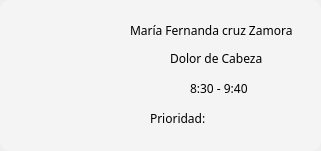
MrDanielG/Hospital-SCRUM, file hospital-Core/Widgets/Medico/medico_tarjeta_citarechazada.ui: the form before one commit.
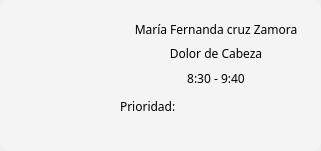
The form after the commit. Icons and pictures are not drawn.

```diff
--- a/hospital-Core/Widgets/Medico/medico_tarjeta_citarechazada.ui
+++ b/hospital-Core/Widgets/Medico/medico_tarjeta_citarechazada.ui
@@ -64,15 +64,18 @@
     <bool>true</bool>
    </property>
   </widget>
-  <widget class="QLabel" name="lbl_nombre_solicitudes">
+  <widget class="QWidget" name="">
    <property name="geometry">
     <rect>
-     <x>130</x>
+     <x>120</x>
      <y>20</y>
-     <width>181</width>
-     <height>20</height>
+     <width>192</width>
+     <height>100</height>
     </rect>
    </property>
+   <layout class="QVBoxLayout" name="verticalLayout">
+    <item>
+     <widget class="QLabel" name="lbl_nombre_solicitudes">
    <property name="font">
     <font>
      <family>Montserrat</family>
@@ -84,16 +87,31 @@
    <property name="text">
     <string>María Fernanda cruz Zamora</string>
    </property>
-  </widget>
+      <property name="alignment">
+       <set>Qt::AlignCenter</set>
+      </property>
+     </widget>
+    </item>
+    <item>
+     <widget class="QLabel" name="lbl_sintoma_solicitudes">
+      <property name="font">
+       <font>
+        <family>Montserrat</family>
+       </font>
+      </property>
+      <property name="styleSheet">
+       <string notr="true">background-color: #F4F4F4;</string>
+      </property>
+      <property name="text">
+       <string>Dolor de Cabeza</string>
+      </property>
+      <property name="alignment">
+       <set>Qt::AlignCenter</set>
+      </property>
+     </widget>
+    </item>
+    <item>
   <widget class="QLabel" name="lbl_horario_solicitudes">
-   <property name="geometry">
-    <rect>
-     <x>190</x>
-     <y>80</y>
-     <width>61</width>
-     <height>16</height>
-    </rect>
-   </property>
    <property name="font">
     <font>
      <family>Montserrat</family>
@@ -106,37 +124,15 @@
    <property name="text">
     <string>8:30 - 9:40</string>
    </property>
-  </widget>
-  <widget class="QLabel" name="lbl_sintoma_solicitudes">
-   <property name="geometry">
-    <rect>
-     <x>170</x>
-     <y>50</y>
-     <width>121</width>
-     <height>16</height>
-    </rect>
-   </property>
-   <property name="font">
-    <font>
-     <family>Montserrat</family>
-    </font>
-   </property>
-   <property name="styleSheet">
-    <string notr="true">background-color: #F4F4F4;</string>
-   </property>
-   <property name="text">
-    <string>Dolor de Cabeza</string>
-   </property>
-  </widget>
+      <property name="alignment">
+       <set>Qt::AlignCenter</set>
+      </property>
+     </widget>
+    </item>
+    <item>
+     <layout class="QHBoxLayout" name="horizontalLayout">
+      <item>
   <widget class="QLabel" name="lbl_prioridad_solicitudes">
-   <property name="geometry">
-    <rect>
-     <x>150</x>
-     <y>110</y>
-     <width>61</width>
-     <height>16</height>
-    </rect>
-   </property>
    <property name="font">
     <font>
      <family>Montserrat</family>
@@ -149,14 +145,20 @@
     <string>Prioridad:</string>
    </property>
   </widget>
+      </item>
+      <item>
   <widget class="QLabel" name="lbl_pointPrioridad_solicitudes">
-   <property name="geometry">
-    <rect>
-     <x>220</x>
-     <y>110</y>
-     <width>20</width>
-     <height>20</height>
-    </rect>
+        <property name="minimumSize">
+         <size>
+          <width>27</width>
+          <height>27</height>
+         </size>
+        </property>
+        <property name="maximumSize">
+         <size>
+          <width>27</width>
+          <height>27</height>
+         </size>
    </property>
    <property name="styleSheet">
     <string notr="true">background-color: #F4F4F4;</string>
@@ -170,6 +172,11 @@
    <property name="scaledContents">
     <bool>true</bool>
    </property>
+       </widget>
+      </item>
+     </layout>
+    </item>
+   </layout>
   </widget>
  </widget>
  <resources>
```
Lines whose indentation alone changed are shown as unchanged.
